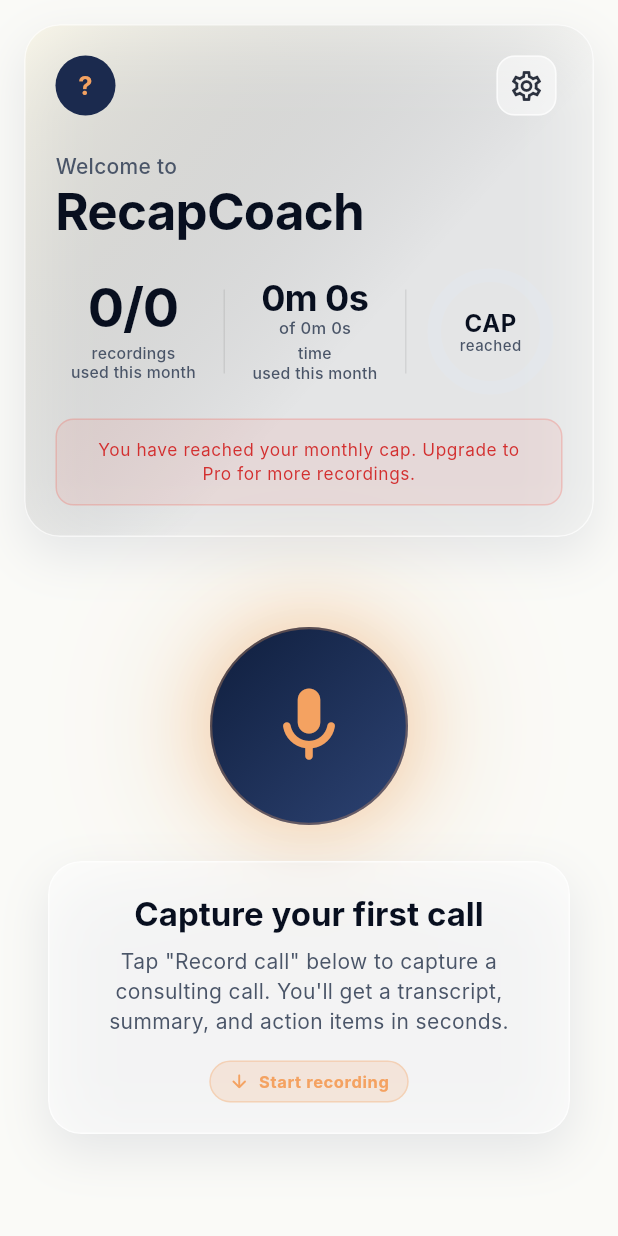
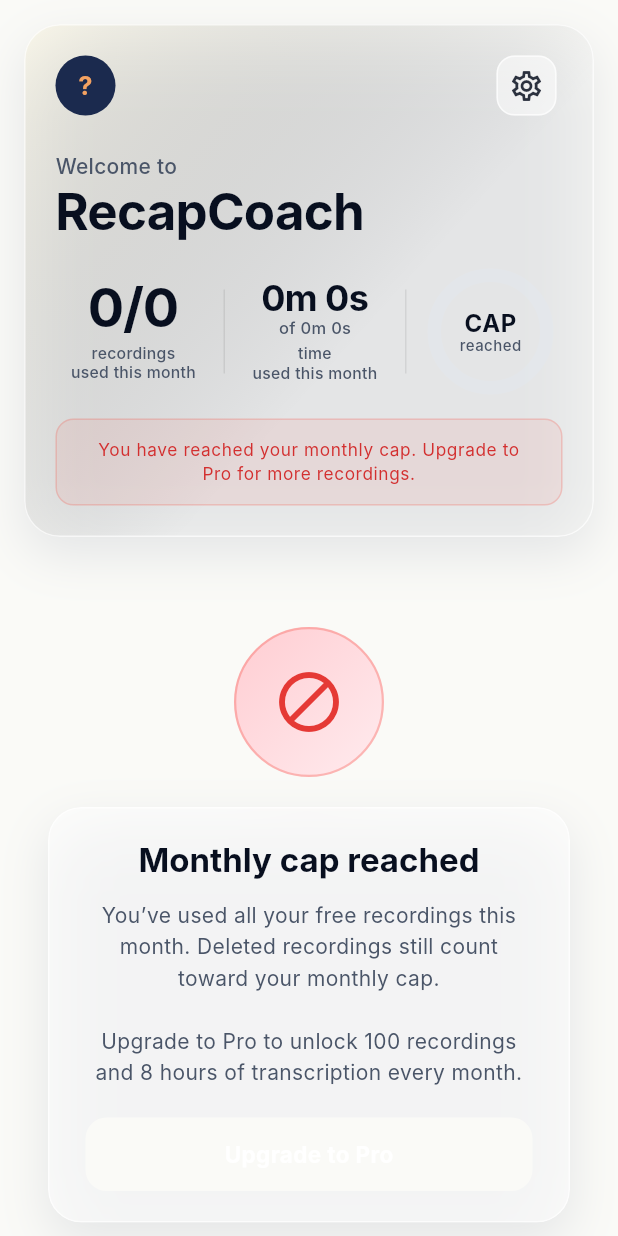
Before and after one commit to ketankshukla/recapcoach, a Flutter app: the _HomeBody widget shown alone on an empty page, opened directly with empty values, on a phone screen of 412 x 824 dp. Run offline on Flutter 3.47's test engine with Material 3 defaults, Android fonts, the phone set to English and light mode, and no system bars; our stand-ins replace cloud_firestore, dio, firebase_analytics, firebase_auth, firebase_core, firebase_crashlytics and 10 more; missing offline and left inert: purchases_flutter, record; accounts and stored records are empty; Roboto replaces fonts that are missing (Inter); statements that could not run were skipped.

Commit message:
feat: hide Record FAB and show upgrade prompt when cap exhausted
When a non-developer user has used all their monthly recordings:
- The 'Record call' FAB is hidden entirely
- If all recordings have been deleted (empty list), instead of
  'Capture your first call' they see a 'Monthly cap reached'
  upgrade prompt with a clear explanation that deleted recordings
  still count, plus an 'Upgrade to Pro' button
- The hero summary bar already shows 'CAP reached' in red

Developer accounts are unaffected (FAB always visible, no cap).

```diff
--- a/lib/features/home/home_screen.dart
+++ b/lib/features/home/home_screen.dart
@@ -11,6 +11,7 @@
 import '../usage/usage.dart';
 import '../usage/usage_provider.dart';
 import 'widgets/empty_state.dart';
+import 'widgets/glass_card.dart';
 import 'widgets/mesh_gradient_background.dart';
 import 'widgets/note_card.dart';
 import 'widgets/pulsing_record_fab.dart';
@@ -93,9 +94,11 @@
           ),
         ),
       ),
-      floatingActionButton: PulsingRecordFab(
-        onPressed: () => context.push(AppRoutes.record),
-      ),
+      floatingActionButton: (usage?.isAtCap ?? false) && !(usage?.isDeveloper ?? false)
+          ? null
+          : PulsingRecordFab(
+              onPressed: () => context.push(AppRoutes.record),
+            ),
     );
   }
 }
@@ -148,6 +151,11 @@
           const SkeletonNoteCard(),
           const SizedBox(height: AppSpacing.sm),
         ],
+      ] else if (notes.isEmpty && (usage?.isAtCap ?? false)) ...[
+        const SizedBox(height: AppSpacing.md),
+        _CapExhaustedState(
+          onUpgrade: () => context.push(AppRoutes.paywall),
+        ),
       ] else if (notes.isEmpty) ...[
         const SizedBox(height: AppSpacing.md),
         const HomeEmptyState(),
@@ -204,6 +212,113 @@
   }
 }
 
+class _CapExhaustedState extends StatelessWidget {
+  const _CapExhaustedState({required this.onUpgrade});
+
+  final VoidCallback onUpgrade;
+
+  @override
+  Widget build(BuildContext context) {
+    final theme = Theme.of(context);
+    final isDark = theme.brightness == Brightness.dark;
+    final fg = isDark ? const Color(0xFFF7F4EE) : AppColors.ink900;
+    final fgMuted = isDark
+        ? const Color(0xFFD8D4CB)
+        : AppColors.slate500;
+
+    return Padding(
+      padding: const EdgeInsets.symmetric(
+        horizontal: AppSpacing.md,
+        vertical: AppSpacing.xl,
+      ),
+      child: Column(
+        mainAxisSize: MainAxisSize.min,
+        children: [
+          Container(
+            width: 100,
+            height: 100,
+            decoration: BoxDecoration(
+              shape: BoxShape.circle,
+              gradient: LinearGradient(
+                begin: Alignment.topLeft,
+                end: Alignment.bottomRight,
+                colors: isDark
+                    ? [Colors.red.shade900, Colors.red.shade700]
+                    : [Colors.red.shade100, Colors.red.shade50],
+              ),
+              border: Border.all(
+                color: Colors.red.withValues(alpha: 0.30),
+                width: 1.5,
+              ),
+            ),
+            child: Icon(
+              Icons.block_rounded,
+              size: 48,
+              color: isDark ? Colors.red.shade200 : Colors.red.shade600,
+            ),
+          ),
+          const SizedBox(height: AppSpacing.lg),
+          GlassCard(
+            radius: 22,
+            padding: const EdgeInsets.symmetric(
+              horizontal: AppSpacing.xl,
+              vertical: AppSpacing.lg,
+            ),
+            child: Column(
+              children: [
+                Text(
+                  'Monthly cap reached',
+                  style: theme.textTheme.titleLarge?.copyWith(
+                    color: fg,
+                    fontWeight: FontWeight.w700,
+                    fontSize: 22,
+                  ),
+                  textAlign: TextAlign.center,
+                ),
+                const SizedBox(height: AppSpacing.sm),
+                Text(
+                  'You\u2019ve used all your free recordings this month. '
+                  'Deleted recordings still count toward your monthly cap.\n\n'
+                  'Upgrade to Pro to unlock 100 recordings and 8 hours '
+                  'of transcription every month.',
+                  textAlign: TextAlign.center,
+                  style: theme.textTheme.bodyMedium?.copyWith(
+                    color: fgMuted,
+                    height: 1.5,
+                  ),
+                ),
+                const SizedBox(height: AppSpacing.lg),
+                SizedBox(
+                  width: double.infinity,
+                  child: ElevatedButton(
+                    onPressed: onUpgrade,
+                    style: ElevatedButton.styleFrom(
+                      backgroundColor: AppColors.amber500,
+                      foregroundColor: Colors.white,
+                      padding: const EdgeInsets.symmetric(vertical: 14),
+                      shape: RoundedRectangleBorder(
+                        borderRadius: BorderRadius.circular(14),
+                      ),
+                      elevation: 0,
+                    ),
+                    child: const Text(
+                      'Upgrade to Pro',
+                      style: TextStyle(
+                        fontWeight: FontWeight.w700,
+                        fontSize: 15,
+                      ),
+                    ),
+                  ),
+                ),
+              ],
+            ),
+          ),
+        ],
+      ),
+    );
+  }
+}
+
 class _HomeError extends StatelessWidget {
   const _HomeError({required this.error});
 
```
